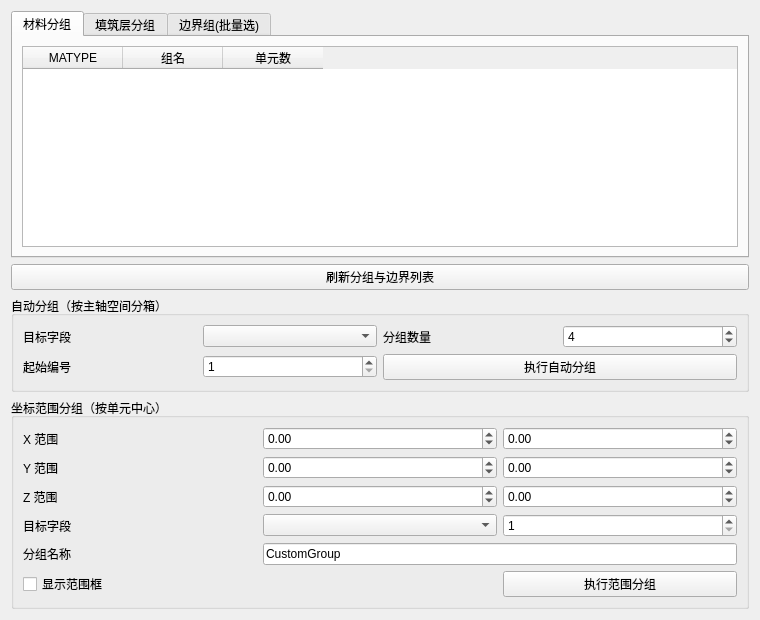
The window that plugins/Base_Mesh/MeshGroupingWidget.ui (asd977/base_cae) describes before a commit, drawn with Qt 5.
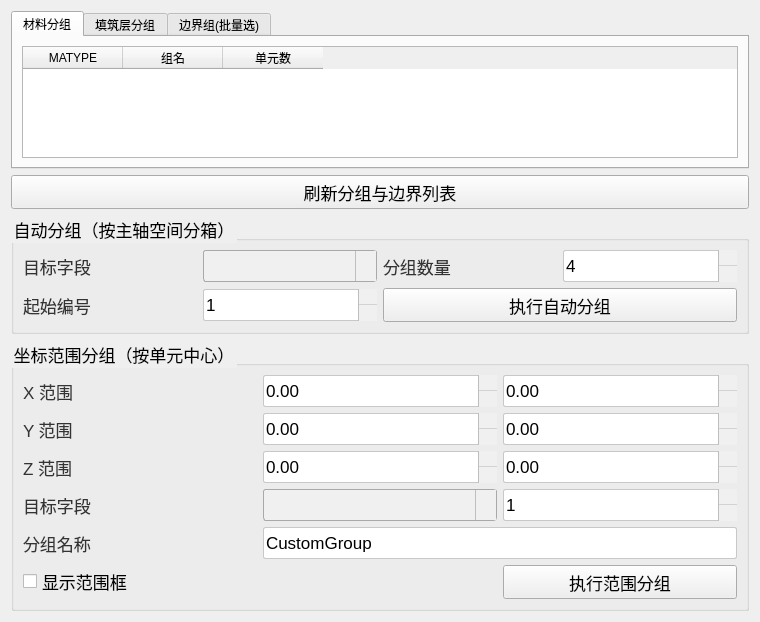
The same window after the commit. Icons and pictures are not drawn.

Commit message: style: use existing arrow assets and remove custom svg files

```diff
--- a/plugins/Base_Mesh/MeshGroupingWidget.ui
+++ b/plugins/Base_Mesh/MeshGroupingWidget.ui
@@ -13,6 +13,104 @@
   <property name="windowTitle">
    <string>网格分组</string>
   </property>
+  <property name="styleSheet">
+   <string notr="true">QWidget{
+font-family: &quot;Microsoft YaHei&quot;, &quot;微软雅黑&quot;;
+}
+QPushButton {
+    font-size: 17px;
+    min-height: 32px;
+}
+QPushButton#pushButton {
+    background-color: rgb(224, 233, 244);
+    border-width: 1px;
+    border-color: rgb(121, 121, 121);
+    border-style: solid;
+    min-height: 33px;
+    border-top: 1px solid rgb(169, 169, 169);
+    border-bottom: 1px solid rgb(169, 169, 169);
+    border-left: none;
+    border-right: none;
+    text-align: left;
+    padding-left: 15px;
+    font-size: 17px;
+}
+QLabel {
+    font-size: 17px;
+    color: rgb(51, 51, 51);
+}
+QLabel#pageNameLabel {
+    font-size: 20px;
+    padding-left: 9px;
+    color: rgb(53, 103, 147);
+}
+QLineEdit, QTextEdit, QPlainTextEdit, QSpinBox, QDoubleSpinBox, QDateTimeEdit {
+    border: 1px solid rgb(200, 200, 200);
+    border-radius: 2px;
+    font-size: 17px;
+    min-height: 30px;
+}
+QLineEdit:focus, QTextEdit:focus, QPlainTextEdit:focus,
+QSpinBox:focus, QDoubleSpinBox:focus, QDateTimeEdit:focus {
+    border-color: rgb(100, 100, 255);
+    outline: none;
+}
+QComboBox {
+    font-size: 17px;
+    color: rgb(51, 51, 51);
+    padding-left: 6px;
+    background: rgb(240, 240, 240);
+    border: 1px solid rgb(169, 169, 169);
+    border-radius: 3px;
+    min-height: 30px;
+}
+QComboBox::drop-down {
+    subcontrol-origin: padding;
+    subcontrol-position: top right;
+    width: 20px;
+    background: rgb(240, 240, 240);
+    border-left: 1px solid rgb(190, 190, 190);
+}
+QComboBox::down-arrow {
+    image: url(:/resources/down_arrow.png);
+    width: 12px;
+    height: 12px;
+}
+QSpinBox::up-button, QDoubleSpinBox::up-button {
+    subcontrol-origin: border;
+    subcontrol-position: top right;
+    width: 18px;
+    border-left: 1px solid rgb(190, 190, 190);
+    border-bottom: 1px solid rgb(210, 210, 210);
+    background: rgb(240, 240, 240);
+}
+QSpinBox::down-button, QDoubleSpinBox::down-button {
+    subcontrol-origin: border;
+    subcontrol-position: bottom right;
+    width: 18px;
+    border-left: 1px solid rgb(190, 190, 190);
+    background: rgb(240, 240, 240);
+}
+QSpinBox::up-arrow, QDoubleSpinBox::up-arrow {
+    image: url(:/resources/up_arrow.png);
+    width: 10px;
+    height: 10px;
+}
+QSpinBox::down-arrow, QDoubleSpinBox::down-arrow {
+    image: url(:/resources/down_arrow.png);
+    width: 10px;
+    height: 10px;
+}
+QRadioButton, QCheckBox, QGroupBox {
+    font-size: 17px;
+}
+QTableWidget, QTreeWidget, QListWidget {
+    font-size: 16px;
+    gridline-color: rgb(210, 210, 210);
+}
+
+</string>
+  </property>
   <layout class="QVBoxLayout" name="verticalLayout">
    <item>
     <widget class="QTabWidget" name="tabGroupingInfo">
```
The commit also changes 42 other files.
